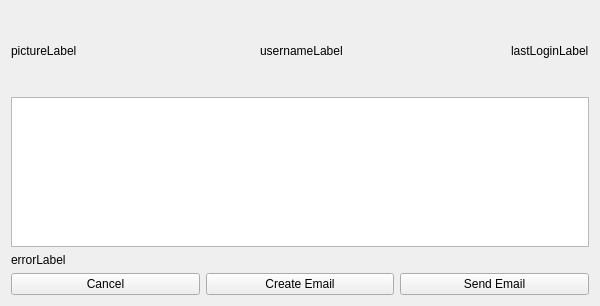
The window that ui/PingUserWidget.ui (dmzdev/stance) describes before a commit, drawn with Qt 5.
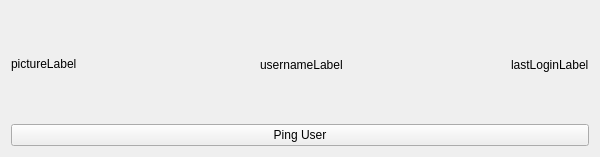
The same window after the commit.

Diff of the .ui file:
```diff
--- a/ui/PingUserWidget.ui
+++ b/ui/PingUserWidget.ui
@@ -7,7 +7,7 @@
     <x>0</x>
     <y>0</y>
     <width>600</width>
-    <height>306</height>
+    <height>157</height>
    </rect>
   </property>
   <property name="windowTitle">
@@ -78,40 +78,12 @@
     </layout>
    </item>
    <item>
-    <widget class="QTextEdit" name="messageEdit"/>
-   </item>
-   <item>
-    <widget class="QLabel" name="errorLabel">
+    <widget class="QPushButton" name="pingUserButton">
      <property name="text">
-      <string>errorLabel</string>
+      <string>Ping User</string>
      </property>
     </widget>
    </item>
-   <item>
-    <layout class="QHBoxLayout" name="horizontalLayout_2">
-     <item>
-      <widget class="QPushButton" name="cancelButton">
-       <property name="text">
-        <string>Cancel</string>
-       </property>
-      </widget>
-     </item>
-     <item>
-      <widget class="QPushButton" name="createButton">
-       <property name="text">
-        <string>Create Email</string>
-       </property>
-      </widget>
-     </item>
-     <item>
-      <widget class="QPushButton" name="sendButton">
-       <property name="text">
-        <string>Send Email</string>
-       </property>
-      </widget>
-     </item>
-    </layout>
-   </item>
   </layout>
  </widget>
  <resources/>
```
